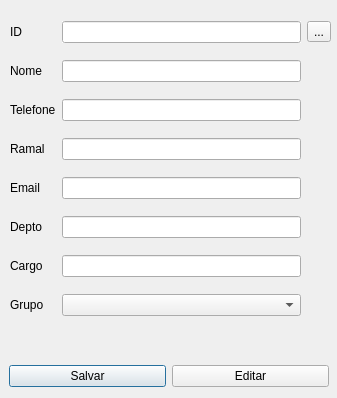
Qt form gerenciapessoas.ui (brunosr1985/TCC_NayBru) before a commit.
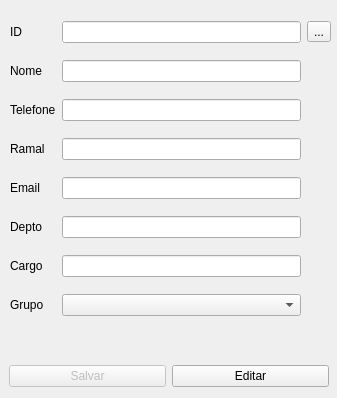
The same form after that commit. Icons and pictures are not drawn.

What changed in the file:
```diff
--- a/gerenciapessoas.ui
+++ b/gerenciapessoas.ui
@@ -37,6 +37,9 @@
    <layout class="QHBoxLayout" name="horizontalLayout">
     <item>
      <widget class="QPushButton" name="Pessoa_Salvar">
+      <property name="enabled">
+       <bool>false</bool>
+      </property>
       <property name="text">
        <string>Salvar</string>
       </property>
```
Left out of the diff: 2 changed lines with no effect on the pictures.
